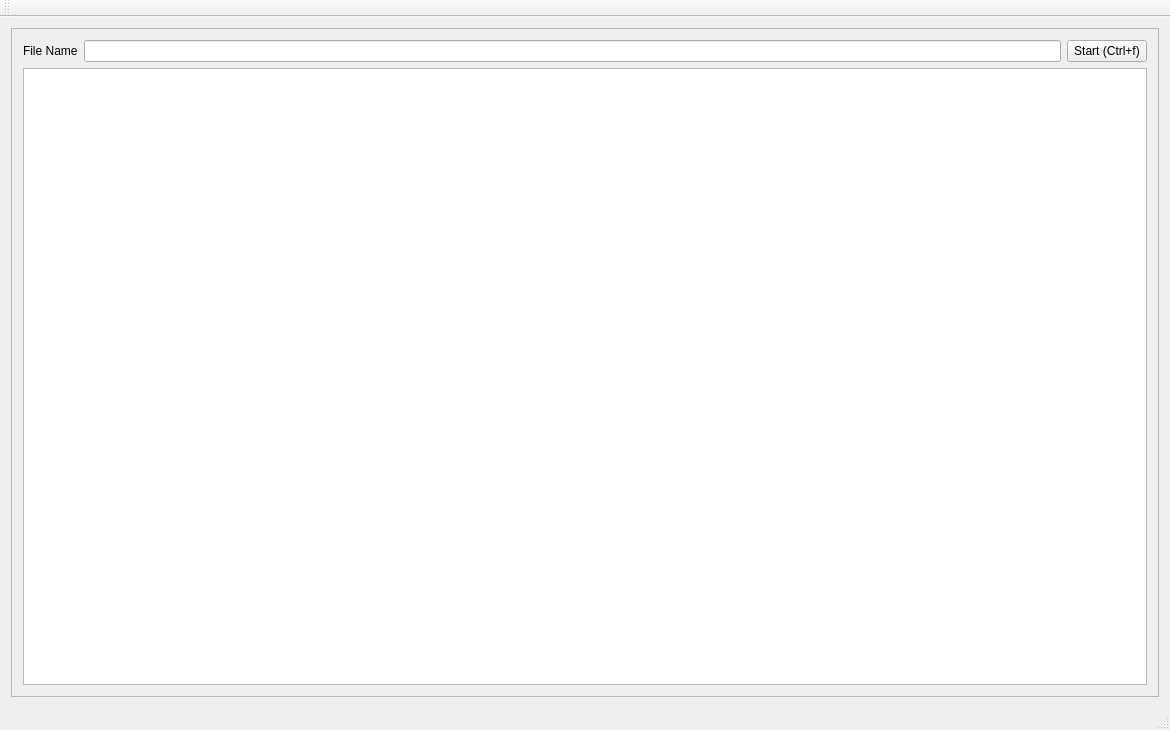
Old version of the form MiniThing/Qt/Resources/MiniThing.ui in the repository AlanoSong/MiniThing.
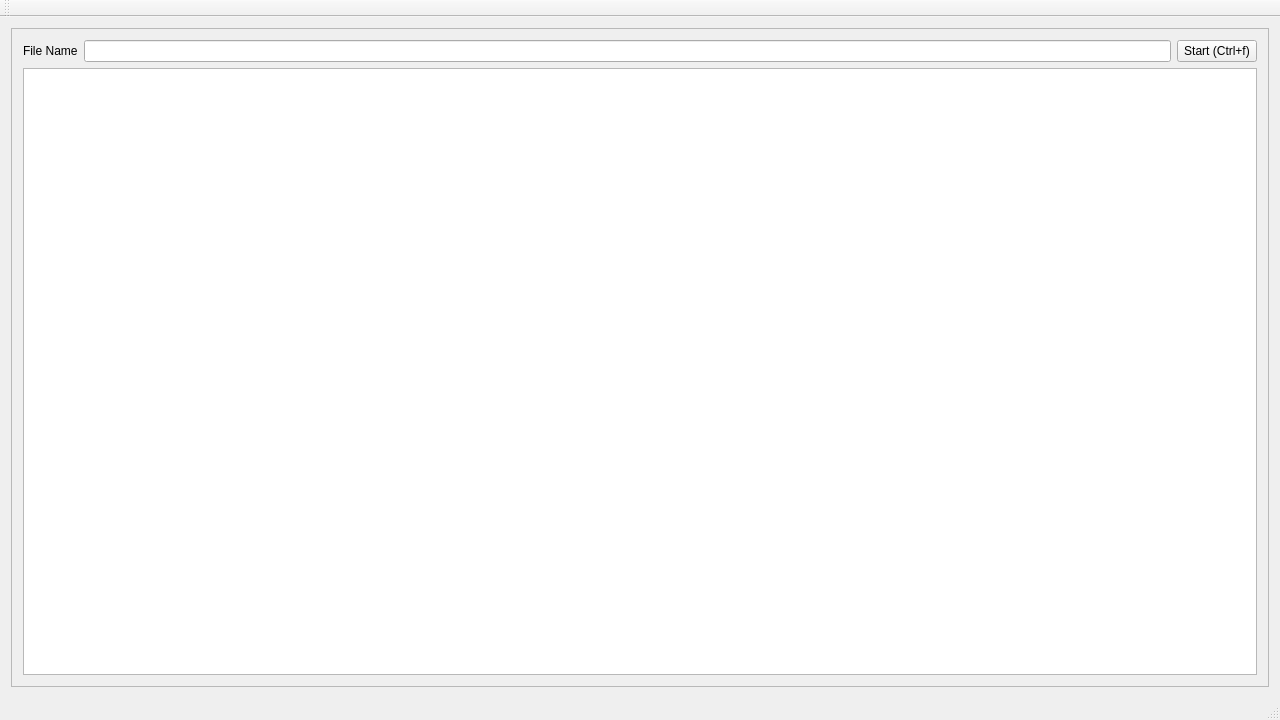
New version of the form.

Commit message: Fix build error

What changed in the file:
```diff
--- a/MiniThing/Qt/Resources/MiniThing.ui
+++ b/MiniThing/Qt/Resources/MiniThing.ui
@@ -6,8 +6,8 @@
    <rect>
     <x>0</x>
     <y>0</y>
-    <width>1170</width>
-    <height>730</height>
+    <width>1280</width>
+    <height>720</height>
    </rect>
   </property>
   <property name="windowTitle">
```
Left out of the diff: 2 changed lines with no effect on the pictures. The commit also changes 2 other files.
